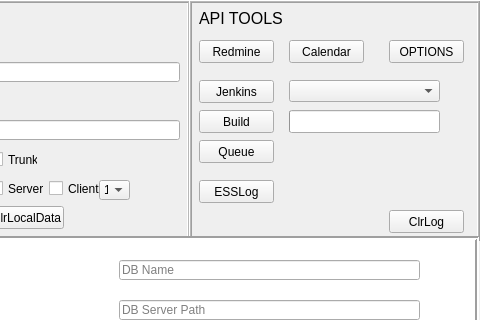
Before: the Qt Designer form test.ui in artakak/TTT, drawn with Qt 5; both pictures show x 541 to 1021 and y 0 to 320 of the 1021 by 611 pixel window.
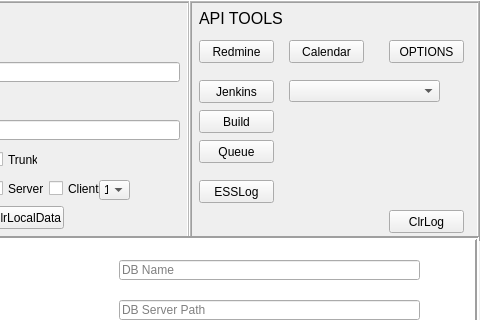
After: the same form once the commit is applied.

Patch:
```diff
--- a/test.ui
+++ b/test.ui
@@ -610,22 +610,6 @@
       <string>Queue</string>
      </property>
     </widget>
-    <widget class="QProgressBar" name="progressBar">
-     <property name="geometry">
-      <rect>
-       <x>100</x>
-       <y>110</y>
-       <width>151</width>
-       <height>23</height>
-      </rect>
-     </property>
-     <property name="value">
-      <number>0</number>
-     </property>
-     <property name="textVisible">
-      <bool>false</bool>
-     </property>
-    </widget>
     <widget class="QPushButton" name="pushButton_17">
      <property name="geometry">
       <rect>
```
